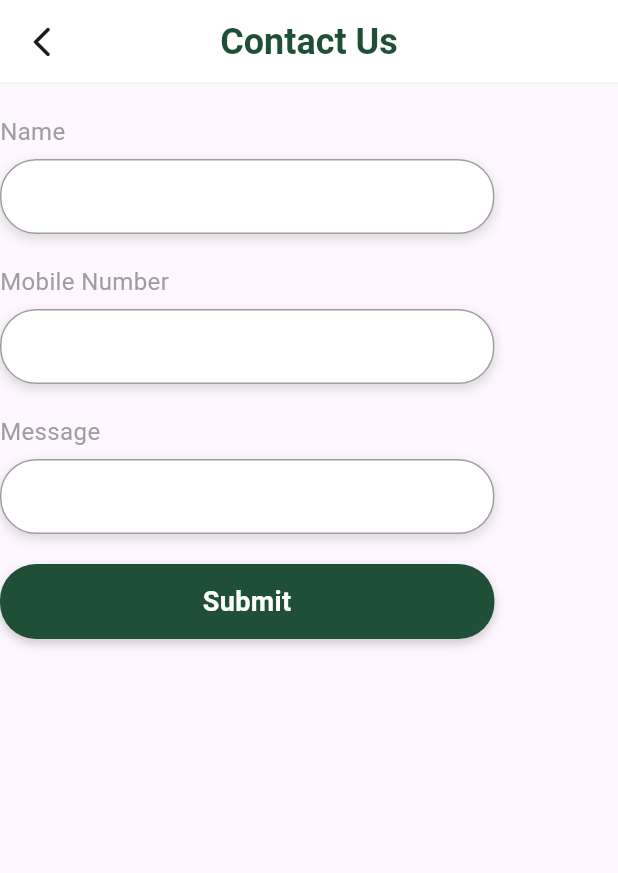
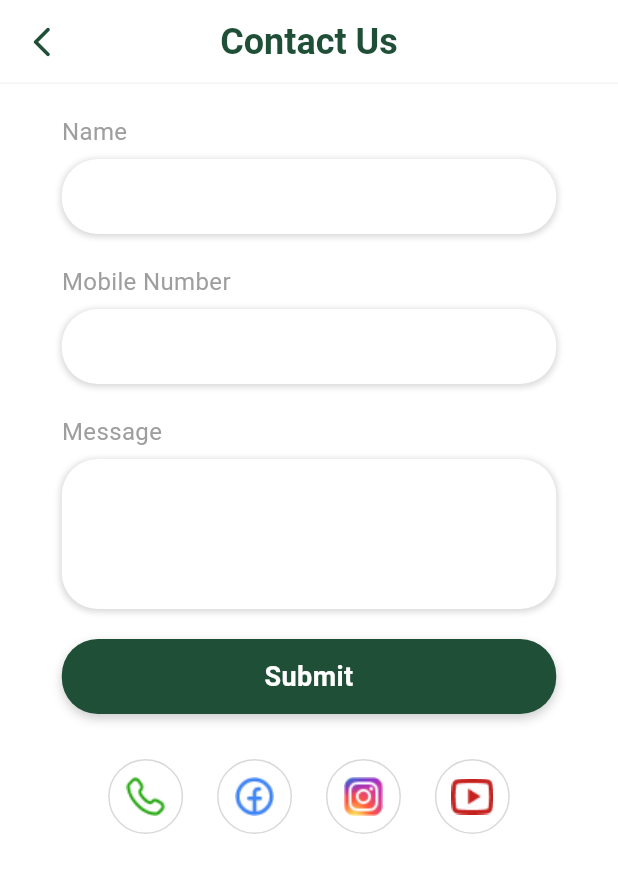
Before and after one commit to elne7/Fruits-App, a Flutter app: the ContactUsView screen opened directly, on a phone screen of 412 x 824 dp. Shown: the top 873 px of the screen. Run offline on Flutter 3.47's test engine with Material 3 defaults, Android fonts, the phone set to English and light mode, and no system bars; our stand-ins replace font_awesome_flutter, google_nav_bar, line_icons.

Commit message:
Complete Contact us screen

```diff
--- a/lib/features/contact_us/presentation/views/contact_us_view.dart
+++ b/lib/features/contact_us/presentation/views/contact_us_view.dart
@@ -1,7 +1,8 @@
 import 'package:flutter/material.dart';
 import 'package:fruits_app/core/constants/colors.dart';
 import 'package:fruits_app/core/widgets/custom_no_icon_button.dart';
-import 'package:fruits_app/features/registeration/presentation/widgets/custom_text_field.dart';
+import 'package:fruits_app/features/contact_us/presentation/widgets/contact_us_Text_field.dart';
+import 'package:fruits_app/features/contact_us/presentation/widgets/refrence_icons_container.dart';
 
 class ContactUsView extends StatelessWidget {
   const ContactUsView({super.key});
@@ -9,6 +10,7 @@ class ContactUsView extends StatelessWidget {
   @override
   Widget build(BuildContext context) {
     return Scaffold(
+      backgroundColor: Colors.white,
       appBar: AppBar(
         title: const Text(
           'Contact Us',
@@ -23,7 +25,11 @@ class ContactUsView extends StatelessWidget {
           bottom: BorderSide(color: Colors.grey.withAlpha(30), width: 1.0),
         ),
         leading: IconButton(
-          icon: const Icon(Icons.arrow_back_ios_new_rounded),
+          icon: const Icon(
+            Icons.arrow_back_ios_new_rounded,
+            color: kPrimaryColor,
+            size: 24,
+          ),
           onPressed: () {
             Navigator.pop(context);
           },
@@ -32,19 +38,23 @@ class ContactUsView extends StatelessWidget {
         backgroundColor: Colors.white,
       ),
       body: SingleChildScrollView(
+        child: Center(
           child: Column(
             mainAxisAlignment: MainAxisAlignment.start,
             crossAxisAlignment: CrossAxisAlignment.center,
             children: [
               const SizedBox(height: 20),
-            CustomTextField(title: 'Name'),
+              ContactUsTextField(title: 'Name'),
               const SizedBox(height: 20),
-            CustomTextField(title: 'Mobile Number'),
+              ContactUsTextField(title: 'Mobile Number'),
               const SizedBox(height: 20),
-            CustomTextField(title: 'Message'),
+              ContactUsTextField(title: 'Message', height: 100),
               const SizedBox(height: 20),
               CustomNoIconButton(text: 'Submit', bgColor: 'green'),
+              const SizedBox(height: 30),
+              RefrenceIconsContainer(),
             ],
+          ),
         ),
       ),
     );
--- /dev/null
+++ b/lib/features/contact_us/presentation/widgets/contact_us_Text_field.dart
@@ -0,0 +1,61 @@
+import 'package:flutter/material.dart';
+import 'package:fruits_app/core/constants/colors.dart';
+
+class ContactUsTextField extends StatelessWidget {
+  const ContactUsTextField({super.key, required this.title, this.height});
+
+  final String title;
+  final double? height;
+
+  @override
+  Widget build(BuildContext context) {
+    return SizedBox(
+      width: MediaQuery.of(context).size.width * 0.8,
+      child: Column(
+        crossAxisAlignment: CrossAxisAlignment.start,
+        children: [
+          Text(title, style: TextStyle(color: Colors.grey, fontSize: 16)),
+          const SizedBox(height: 7),
+          Container(
+            height: height ?? 50,
+            decoration: BoxDecoration(
+              color: Colors.white,
+              borderRadius: BorderRadius.circular(24),
+              boxShadow: [
+                BoxShadow(
+                  color: Colors.grey.withAlpha(100),
+                  spreadRadius: 1,
+                  blurRadius: 3,
+                  offset: const Offset(0, 1),
+                ),
+              ],
+            ),
+            child: TextFormField(
+              cursorColor: kPrimaryColor,
+              maxLines: null,
+              keyboardType: TextInputType.multiline,
+              decoration: InputDecoration(
+                contentPadding: EdgeInsets.symmetric(
+                  vertical: 12,
+                  horizontal: 16,
+                ),
+                border: OutlineInputBorder(borderSide: BorderSide.none),
+                // enabledBorder: OutlineInputBorder(
+                //   borderRadius: BorderRadius.circular(24),
+                //   borderSide: BorderSide(color: Colors.grey),
+                // ),
+                // focusedBorder: OutlineInputBorder(
+                //   borderRadius: BorderRadius.circular(24),
+                //   borderSide: BorderSide(color: kPrimaryColor),
+                // ),
+              ),
+              onChanged: (value) {
+                // Handle the input value
+              },
+            ),
+          ),
+        ],
+      ),
+    );
+  }
+}
--- /dev/null
+++ b/lib/features/contact_us/presentation/widgets/custom_refrence_icon.dart
@@ -0,0 +1,26 @@
+import 'package:flutter/material.dart';
+
+class CustomRefrenceIcon extends StatelessWidget {
+  const CustomRefrenceIcon({
+    super.key,
+    required this.icon,
+    required this.onPressed,
+  });
+
+  final String icon;
+  final VoidCallback onPressed;
+
+  @override
+  Widget build(BuildContext context) {
+    return Container(
+      width: 50,
+      height: 50,
+      decoration: BoxDecoration(
+        color: Colors.white,
+        shape: BoxShape.circle,
+        border: Border.all(color: Colors.grey.withAlpha(100), width: 1),
+      ),
+      child: IconButton(icon: Image.asset(icon), onPressed: onPressed),
+    );
+  }
+}
--- /dev/null
+++ b/lib/features/contact_us/presentation/widgets/refrence_icons_container.dart
@@ -0,0 +1,49 @@
+import 'package:flutter/material.dart';
+import 'package:fruits_app/features/contact_us/presentation/widgets/custom_refrence_icon.dart';
+
+class RefrenceIconsContainer extends StatelessWidget {
+  RefrenceIconsContainer({super.key});
+
+  final List<String> icons = [
+    'assets/imgs/phone.png',
+    'assets/imgs/facebook.png',
+    'assets/imgs/instagram.png',
+    'assets/imgs/youtube.png',
+  ];
+
+  @override
+  Widget build(BuildContext context) {
+    return SizedBox(
+      width: MediaQuery.of(context).size.width * 0.65,
+      child: Row(
+        mainAxisAlignment: MainAxisAlignment.spaceBetween,
+        children: [
+          CustomRefrenceIcon(
+            icon: icons[0],
+            onPressed: () {
+              // Handle phone icon press
+            },
+          ),
+          CustomRefrenceIcon(
+            icon: icons[1],
+            onPressed: () {
+              // Handle facebook icon press
+            },
+          ),
+          CustomRefrenceIcon(
+            icon: icons[2],
+            onPressed: () {
+              // Handle instagram icon press
+            },
+          ),
+          CustomRefrenceIcon(
+            icon: icons[3],
+            onPressed: () {
+              // Handle WhatsApp icon press
+            },
+          ),
+        ],
+      ),
+    );
+  }
+}
--- a/lib/main.dart
+++ b/lib/main.dart
@@ -1,9 +1,9 @@
 import 'package:flutter/material.dart';
-import 'package:fruits_app/core/layout/custom_navigation_bar.dart';
+// import 'package:fruits_app/core/layout/custom_navigation_bar.dart';
 // import 'package:fruits_app/features/home/presentation/widgets/home_view_body.dart';
 // import 'package:fruits_app/features/product/presentation/widgets/product_view_body.dart';
 // import 'package:fruits_app/features/favorite/presentation/widgets/favorites_view_body.dart';
-// import 'package:fruits_app/features/contact_us/presentation/views/contact_us_view.dart';
+import 'package:fruits_app/features/contact_us/presentation/views/contact_us_view.dart';
 // import 'package:fruits_app/features/terms&conditions/terms_view.dart';
 // import 'package:fruits_app/features/home/presentation/widgets/home_view_body.dart';
 // import 'package:fruits_app/features/seller_view/presentation/widgets/seller_view_body.dart';
@@ -30,7 +30,7 @@ class MyApp extends StatelessWidget {
       theme: ThemeData(
         colorScheme: ColorScheme.fromSeed(seedColor: Colors.deepPurple),
       ),
-      home: const CustomNavigationBar(),
+      home: const ContactUsView(),
     );
   }
 }
```
Also changed, not shown: assets/imgs/facebook.png (added), assets/imgs/instagram.png (added), assets/imgs/phone.png (added), assets/imgs/youtube.png (added). Lines whose indentation alone changed are shown as unchanged.
